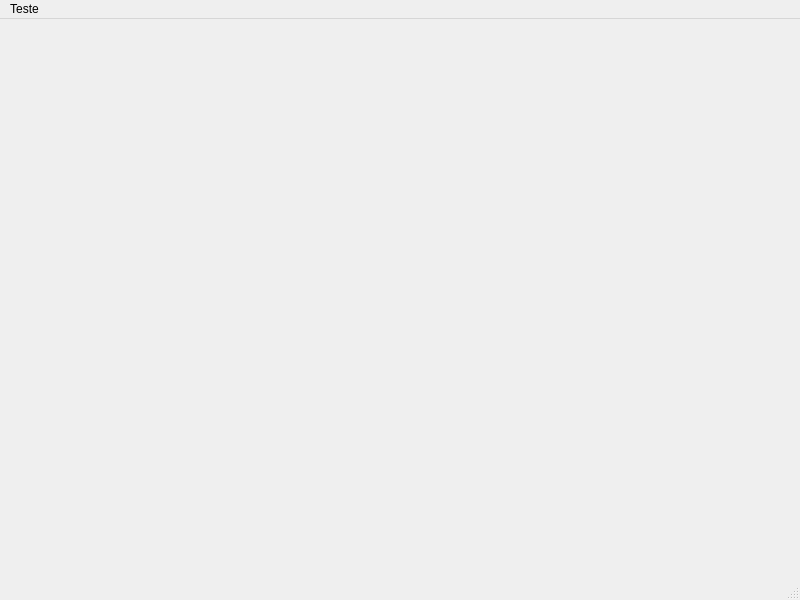
First picture: the form in mainwindow.ui, repository bernardo-dev/sprint-software-engineering, before the edit.
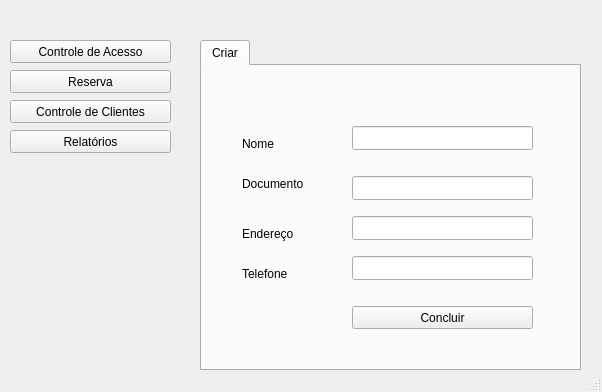
Second picture: the form after the edit. The open tabs and pages were chosen to show the change.

Commit message: Add Reserve and Client Screens

Patch:
```diff
--- a/mainwindow.ui
+++ b/mainwindow.ui
@@ -6,31 +6,320 @@
    <rect>
     <x>0</x>
     <y>0</y>
-    <width>800</width>
-    <height>600</height>
+    <width>602</width>
+    <height>392</height>
    </rect>
   </property>
   <property name="windowTitle">
    <string>MainWindow</string>
   </property>
-  <widget class="QWidget" name="centralwidget"/>
-  <widget class="QMenuBar" name="menubar">
-   <property name="geometry">
-    <rect>
-     <x>0</x>
-     <y>0</y>
-     <width>800</width>
-     <height>21</height>
-    </rect>
-   </property>
-   <widget class="QMenu" name="menuTeste">
-    <property name="title">
-     <string>Teste</string>
+  <widget class="QWidget" name="centralwidget">
+   <widget class="QPushButton" name="accessControlButton">
+    <property name="geometry">
+     <rect>
+      <x>10</x>
+      <y>40</y>
+      <width>161</width>
+      <height>23</height>
+     </rect>
     </property>
-    <addaction name="actionTeste_1"/>
-    <addaction name="actionTeste_2"/>
+    <property name="text">
+     <string>Controle de Acesso</string>
+    </property>
    </widget>
-   <addaction name="menuTeste"/>
+   <widget class="QPushButton" name="reserveButton">
+    <property name="geometry">
+     <rect>
+      <x>10</x>
+      <y>70</y>
+      <width>161</width>
+      <height>23</height>
+     </rect>
+    </property>
+    <property name="text">
+     <string>Reserva</string>
+    </property>
+   </widget>
+   <widget class="QPushButton" name="clientControlButton">
+    <property name="geometry">
+     <rect>
+      <x>10</x>
+      <y>100</y>
+      <width>161</width>
+      <height>23</height>
+     </rect>
+    </property>
+    <property name="text">
+     <string>Controle de Clientes</string>
+    </property>
+   </widget>
+   <widget class="QPushButton" name="reportButton">
+    <property name="geometry">
+     <rect>
+      <x>10</x>
+      <y>130</y>
+      <width>161</width>
+      <height>23</height>
+     </rect>
+    </property>
+    <property name="text">
+     <string>Relatórios</string>
+    </property>
+   </widget>
+   <widget class="QStackedWidget" name="stackedWidget">
+    <property name="geometry">
+     <rect>
+      <x>200</x>
+      <y>40</y>
+      <width>391</width>
+      <height>341</height>
+     </rect>
+    </property>
+    <property name="styleSheet">
+     <string notr="true"/>
+    </property>
+    <property name="currentIndex">
+     <number>1</number>
+    </property>
+    <widget class="QWidget" name="controlAccessPage">
+     <widget class="QPushButton" name="pushButton_6">
+      <property name="geometry">
+       <rect>
+        <x>20</x>
+        <y>20</y>
+        <width>80</width>
+        <height>23</height>
+       </rect>
+      </property>
+      <property name="text">
+       <string>PushButton</string>
+      </property>
+     </widget>
+    </widget>
+    <widget class="QWidget" name="reservePage">
+     <widget class="QTabWidget" name="tabWidget">
+      <property name="geometry">
+       <rect>
+        <x>0</x>
+        <y>0</y>
+        <width>381</width>
+        <height>331</height>
+       </rect>
+      </property>
+      <property name="sizePolicy">
+       <sizepolicy hsizetype="Expanding" vsizetype="Expanding">
+        <horstretch>0</horstretch>
+        <verstretch>0</verstretch>
+       </sizepolicy>
+      </property>
+      <property name="toolTip">
+       <string>&lt;html&gt;&lt;head/&gt;&lt;body&gt;&lt;p&gt;&lt;br/&gt;&lt;/p&gt;&lt;/body&gt;&lt;/html&gt;</string>
+      </property>
+      <property name="currentIndex">
+       <number>0</number>
+      </property>
+      <widget class="QWidget" name="create">
+       <property name="accessibleName">
+        <string/>
+       </property>
+       <attribute name="title">
+        <string>Criar</string>
+       </attribute>
+       <widget class="QLabel" name="clientReserveLabel">
+        <property name="geometry">
+         <rect>
+          <x>20</x>
+          <y>30</y>
+          <width>65</width>
+          <height>16</height>
+         </rect>
+        </property>
+        <property name="text">
+         <string>Cliente</string>
+        </property>
+       </widget>
+       <widget class="QPushButton" name="concludeReserveButton">
+        <property name="geometry">
+         <rect>
+          <x>150</x>
+          <y>240</y>
+          <width>181</width>
+          <height>23</height>
+         </rect>
+        </property>
+        <property name="text">
+         <string>Concluir</string>
+        </property>
+       </widget>
+       <widget class="QComboBox" name="clientReserveComboBox">
+        <property name="geometry">
+         <rect>
+          <x>110</x>
+          <y>30</y>
+          <width>241</width>
+          <height>24</height>
+         </rect>
+        </property>
+       </widget>
+       <widget class="QLabel" name="roomReserveLabel">
+        <property name="geometry">
+         <rect>
+          <x>20</x>
+          <y>80</y>
+          <width>65</width>
+          <height>16</height>
+         </rect>
+        </property>
+        <property name="text">
+         <string>Quarto</string>
+        </property>
+       </widget>
+       <widget class="QComboBox" name="roomReserveComboBox">
+        <property name="geometry">
+         <rect>
+          <x>110</x>
+          <y>70</y>
+          <width>241</width>
+          <height>24</height>
+         </rect>
+        </property>
+       </widget>
+      </widget>
+     </widget>
+    </widget>
+    <widget class="QWidget" name="clientsControlPage">
+     <widget class="QTabWidget" name="clientsContrlTabWidget">
+      <property name="geometry">
+       <rect>
+        <x>0</x>
+        <y>0</y>
+        <width>381</width>
+        <height>331</height>
+       </rect>
+      </property>
+      <property name="toolTip">
+       <string>&lt;html&gt;&lt;head/&gt;&lt;body&gt;&lt;p&gt;&lt;br/&gt;&lt;/p&gt;&lt;/body&gt;&lt;/html&gt;</string>
+      </property>
+      <property name="currentIndex">
+       <number>0</number>
+      </property>
+      <widget class="QWidget" name="create_3">
+       <property name="accessibleName">
+        <string/>
+       </property>
+       <attribute name="title">
+        <string>Criar</string>
+       </attribute>
+       <widget class="QLineEdit" name="nameLineEdit_3">
+        <property name="geometry">
+         <rect>
+          <x>150</x>
+          <y>60</y>
+          <width>181</width>
+          <height>24</height>
+         </rect>
+        </property>
+       </widget>
+       <widget class="QLineEdit" name="documentLineEdit_3">
+        <property name="geometry">
+         <rect>
+          <x>150</x>
+          <y>110</y>
+          <width>181</width>
+          <height>24</height>
+         </rect>
+        </property>
+       </widget>
+       <widget class="QLineEdit" name="addressLineEdit_3">
+        <property name="geometry">
+         <rect>
+          <x>150</x>
+          <y>150</y>
+          <width>181</width>
+          <height>24</height>
+         </rect>
+        </property>
+       </widget>
+       <widget class="QLineEdit" name="cellphoneLineEdit_3">
+        <property name="geometry">
+         <rect>
+          <x>150</x>
+          <y>190</y>
+          <width>181</width>
+          <height>24</height>
+         </rect>
+        </property>
+       </widget>
+       <widget class="QLabel" name="nameLabel_3">
+        <property name="geometry">
+         <rect>
+          <x>40</x>
+          <y>70</y>
+          <width>65</width>
+          <height>16</height>
+         </rect>
+        </property>
+        <property name="text">
+         <string>Nome</string>
+        </property>
+       </widget>
+       <widget class="QLabel" name="documentLabel_3">
+        <property name="geometry">
+         <rect>
+          <x>40</x>
+          <y>110</y>
+          <width>65</width>
+          <height>16</height>
+         </rect>
+        </property>
+        <property name="text">
+         <string>Documento</string>
+        </property>
+       </widget>
+       <widget class="QLabel" name="addressLabel_3">
+        <property name="geometry">
+         <rect>
+          <x>40</x>
+          <y>160</y>
+          <width>65</width>
+          <height>16</height>
+         </rect>
+        </property>
+        <property name="text">
+         <string>Endereço</string>
+        </property>
+       </widget>
+       <widget class="QLabel" name="cellphoneLabel_3">
+        <property name="geometry">
+         <rect>
+          <x>40</x>
+          <y>200</y>
+          <width>65</width>
+          <height>16</height>
+         </rect>
+        </property>
+        <property name="text">
+         <string>Telefone</string>
+        </property>
+       </widget>
+       <widget class="QPushButton" name="concludeButton_3">
+        <property name="geometry">
+         <rect>
+          <x>150</x>
+          <y>240</y>
+          <width>181</width>
+          <height>23</height>
+         </rect>
+        </property>
+        <property name="text">
+         <string>Concluir</string>
+        </property>
+       </widget>
+      </widget>
+     </widget>
+    </widget>
+    <widget class="QWidget" name="reportPage"/>
+   </widget>
   </widget>
   <widget class="QStatusBar" name="statusbar"/>
   <action name="actionTeste_1">
```
The commit also changes 27 other files.
